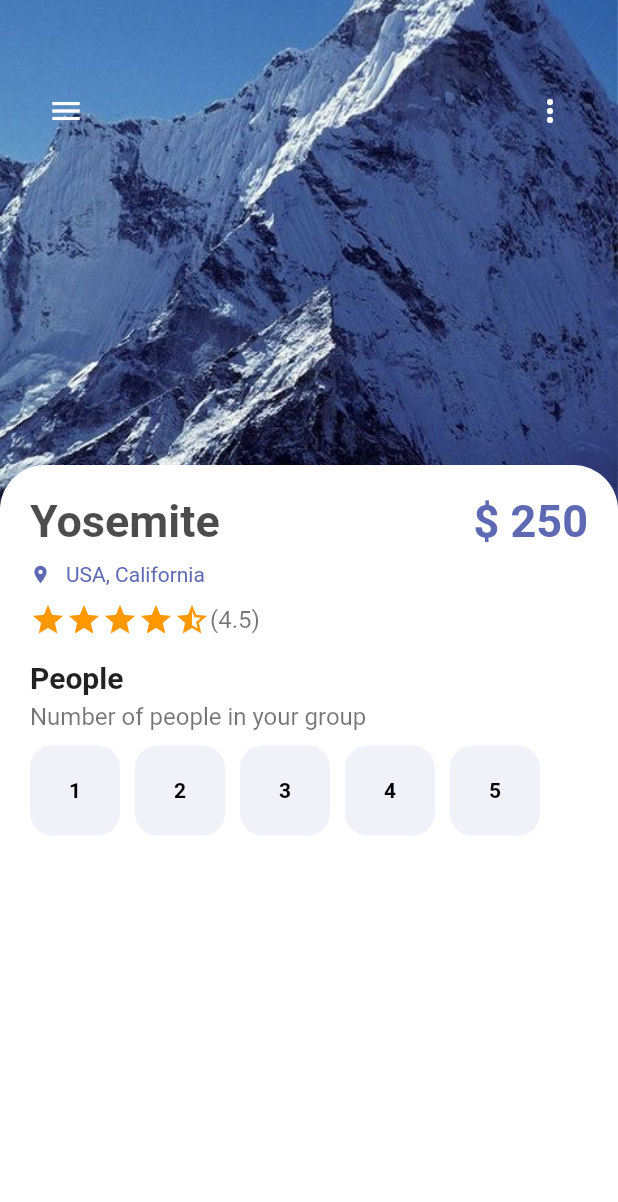
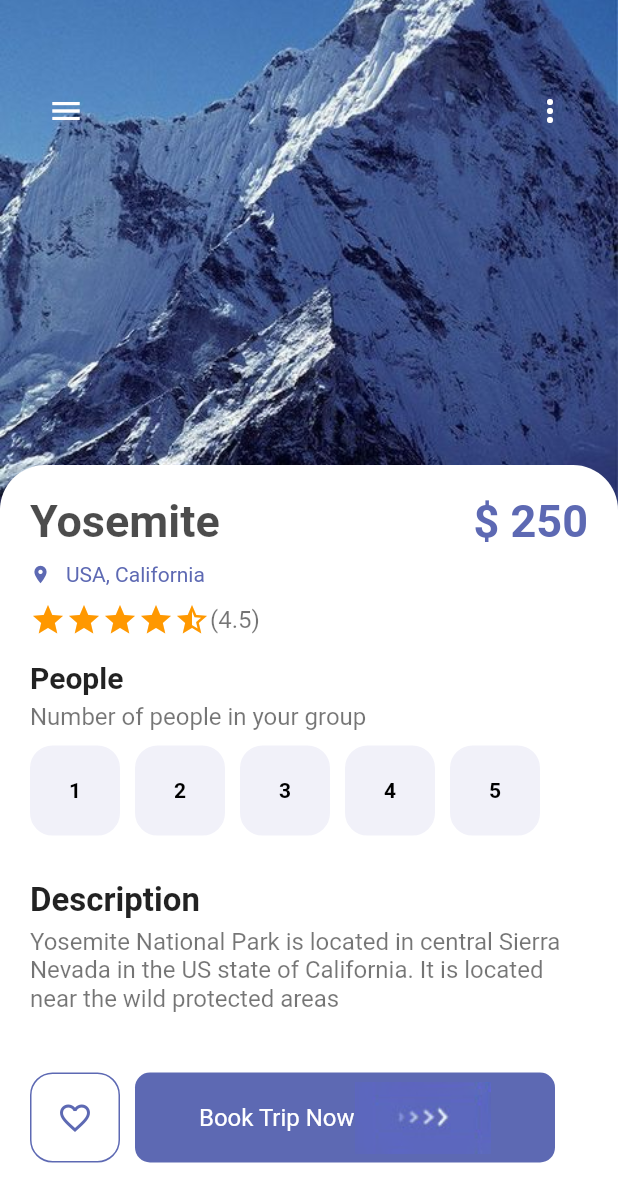
Before and after one commit to anshyyy/Travely, a Flutter app: the screen it shows after launch, on a phone screen of 412 x 824 dp. Shown: the top 1202 px of the screen. Run offline on Flutter 3.47's test engine with Material 2 defaults, Android fonts, the phone set to English and light mode, and no system bars; our stand-ins replace bloc, equatable.

```diff
--- a/lib/pages/detail-page.dart
+++ b/lib/pages/detail-page.dart
@@ -6,6 +6,7 @@ import 'package:travely/utils/five-star.dart';
 import 'package:travely/widget/app-button.dart';
 import 'package:travely/widget/app-large-text.dart';
 import 'package:travely/widget/app-text.dart';
+import 'package:travely/widget/responsive-button.dart';
 
 class DetailPage extends StatefulWidget {
   const DetailPage({super.key});
@@ -17,6 +18,7 @@ class DetailPage extends StatefulWidget {
 class _DetailPageState extends State<DetailPage> {
   double rating = 4.5;
   int selectedIndex = -1;
+  bool like = false;
   @override
   Widget build(BuildContext context) {
     return Scaffold(
@@ -147,6 +149,58 @@ class _DetailPageState extends State<DetailPage> {
                             ),
                           );
                         }),
+                      ),
+                      SizedBox(height: 30),
+                      AppLargeText(
+                        text: "Description",
+                        size: 22,
+                        color: Colors.black87,
+                      ),
+                      SizedBox(height: 5),
+                      Container(
+                        child: AppText(
+                            text:
+                                "Yosemite National Park is located in central Sierra Nevada in the US state of California. It is located near the wild protected areas"),
+                      ),
+                      SizedBox(
+                        height: 40,
+                      ),
+                      Row(
+                        children: [
+                          InkWell(
+                            onTap: () {
+                              setState(() {
+                                if (like) {
+                                  like = false;
+                                } else {
+                                  like = true;
+                                }
+                              });
+                            },
+                            child: AppButton(
+                              size: 60,
+                              color: like ? Colors.red : AppColors.mainColor,
+                              backgroundColor: Colors.white,
+                              borderColor: AppColors.mainColor,
+                              isIcon: true,
+                              icon:
+                                  like ? Icons.favorite : Icons.favorite_border,
+                            ),
+                          ),
+                          SizedBox(width: 10),
+                          InkWell(
+                            onTap: (() {}),
+                            child: SafeArea(
+                              child: Container(
+                                child: ResponsiveButton(
+                                  text: "Book Trip Now",
+                                  isResponsive: true,
+                                  width: 280,
+                                ),
+                              ),
+                            ),
+                          )
+                        ],
                       )
                     ],
                   ),
--- a/lib/widget/responsive-button.dart
+++ b/lib/widget/responsive-button.dart
@@ -1,10 +1,13 @@
 import 'package:flutter/material.dart';
 import 'package:travely/utils/colors.dart';
+import 'package:travely/widget/app-text.dart';
 
 class ResponsiveButton extends StatelessWidget {
   bool? isResponsive;
+  String? text = 'hi';
   double? width;
-  ResponsiveButton({super.key, this.isResponsive = false, this.width});
+  ResponsiveButton(
+      {super.key, this.text, this.isResponsive = false, this.width});
 
   @override
   Widget build(BuildContext context) {
@@ -15,7 +18,13 @@ class ResponsiveButton extends StatelessWidget {
           borderRadius: BorderRadius.circular(10), color: AppColors.mainColor),
       child: Row(
         mainAxisAlignment: MainAxisAlignment.center,
-        children: [Image.asset('img/button-one.png')],
+        children: [
+          AppText(
+            text: text!,
+            color: Colors.white,
+          ),
+          Image.asset('img/button-one.png')
+        ],
       ),
     );
   }
--- a/pubspec.yaml
+++ b/pubspec.yaml
@@ -47,6 +47,9 @@ dev_dependencies:
   # package. See that file for information about deactivating specific lint
   # rules and activating additional ones.
   flutter_lints: ^2.0.0
+  bloc:
+  flutter_bloc:
+  equatable:
 
 # For information on the generic Dart part of this file, see the
 # following page: https://dart.dev/tools/pub/pubspec
```
Also changed, not shown: lib/cubit/app-cubit-states.dart (added, +15 -0 lines), lib/cubit/app-cubits.dart (added, +8 -0 lines), pubspec.lock.
